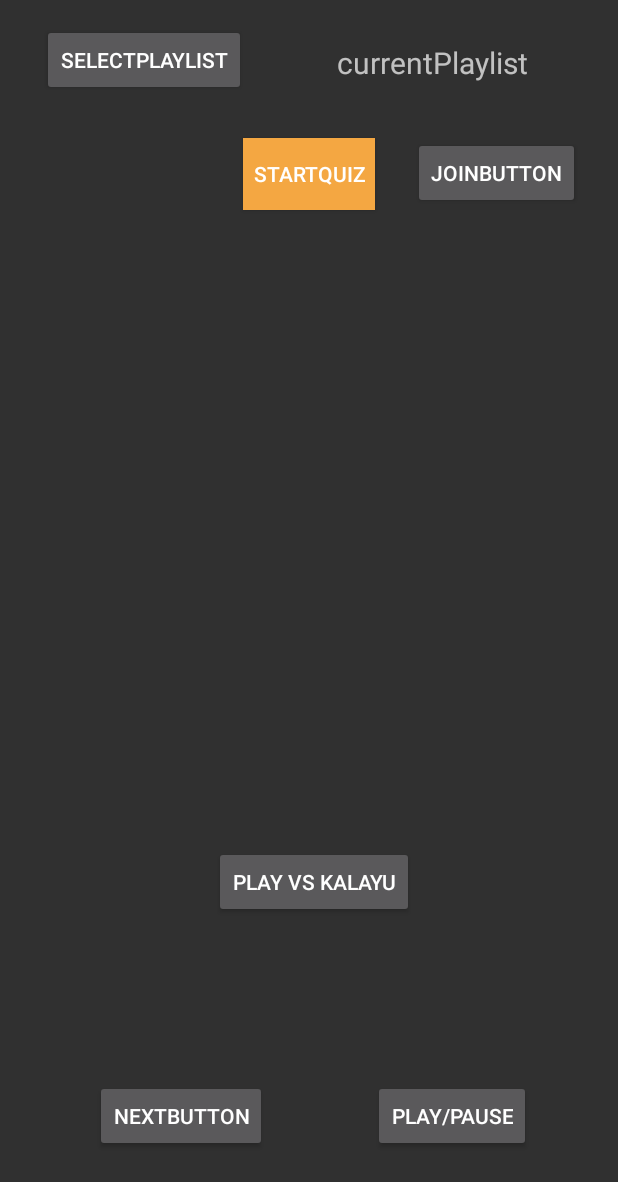
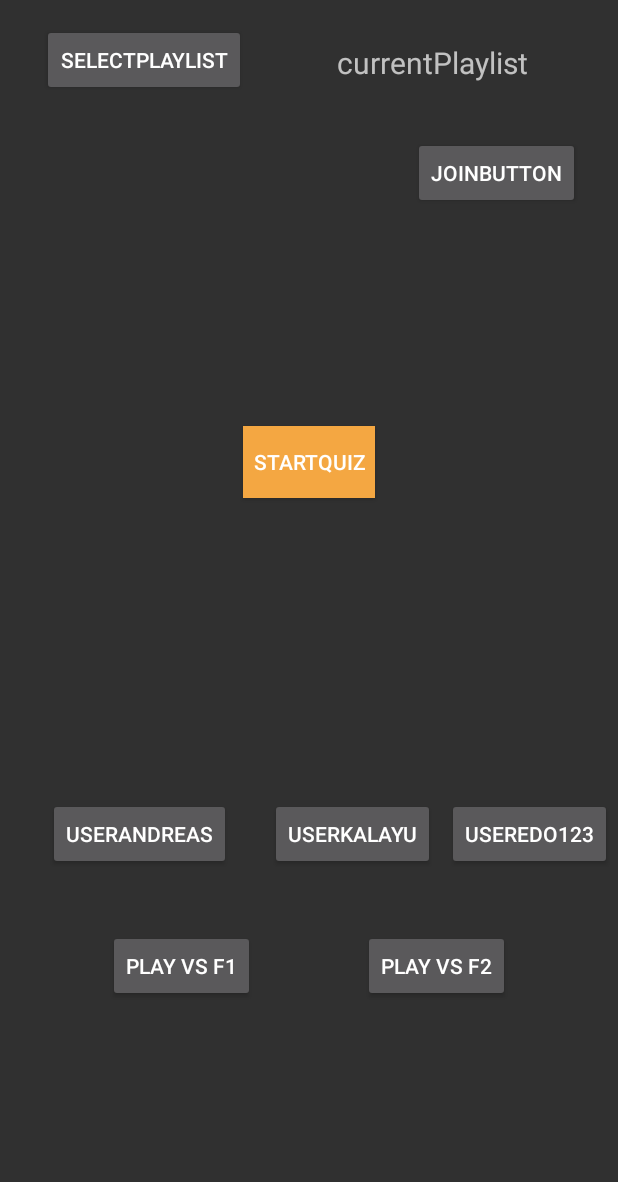
Before and after one commit to nikolaskratz/SpoQ, an Android app: the layout activity_main.xml on its own in the app's theme, with its tools: preview values and no code run, on a phone screen of 412 x 824 dp. Shown: the top 1182 px of the screen. Run offline under Robolectric (Android 15) with nearby library versions, the phone set to English and light mode, and no system bars.

Commit message:
in MainACtivity now one can select as which user one wants to play (dummy for now but will later be connected with "who is authenticated")
in MainActivity the one can select against which of the 2 (hardcoded in firebase) friends one wants to play (resembling the "friends list" which will later be implemented

also the quizID is saved under "games" of the opponent selected

```diff
--- a/app/src/main/res/layout/activity_main.xml
+++ b/app/src/main/res/layout/activity_main.xml
@@ -8,29 +8,6 @@
 
 
     <Button
-        android:id="@+id/PlayPauseButton"
-        android:layout_width="wrap_content"
-        android:layout_height="wrap_content"
-        android:layout_marginBottom="56dp"
-        android:text="Play/Pause"
-        app:layout_constraintBottom_toBottomOf="parent"
-        app:layout_constraintHorizontal_bias="0.81"
-        app:layout_constraintLeft_toLeftOf="parent"
-        app:layout_constraintRight_toRightOf="parent" />
-
-    <Button
-        android:id="@+id/NextButton"
-        android:layout_width="wrap_content"
-        android:layout_height="wrap_content"
-        android:layout_marginEnd="8dp"
-        android:layout_marginRight="8dp"
-        android:layout_marginBottom="56dp"
-        android:text="NextButton"
-        app:layout_constraintBottom_toBottomOf="parent"
-        app:layout_constraintEnd_toStartOf="@+id/PlayPauseButton"
-        app:layout_constraintStart_toStartOf="parent" />
-
-    <Button
         android:id="@+id/startQuiz"
         android:layout_width="wrap_content"
         android:layout_height="wrap_content"
@@ -39,8 +16,10 @@
         android:layout_marginTop="92dp"
         android:layout_marginEnd="8dp"
         android:layout_marginRight="8dp"
+        android:layout_marginBottom="8dp"
         android:background="@color/startQuiz"
         android:text="startQuiz"
+        app:layout_constraintBottom_toTopOf="@+id/userKalayu"
         app:layout_constraintEnd_toEndOf="parent"
         app:layout_constraintStart_toStartOf="parent"
         app:layout_constraintTop_toTopOf="parent" />
@@ -86,14 +65,65 @@
         app:layout_constraintTop_toBottomOf="@+id/currentPlaylist" />
 
     <Button
-        android:id="@+id/playVsKalayu"
+        android:id="@+id/playVsF1"
         android:layout_width="wrap_content"
         android:layout_height="wrap_content"
-        android:layout_marginEnd="136dp"
-        android:layout_marginRight="136dp"
-        android:layout_marginBottom="108dp"
-        android:text="play Vs Kalayu"
-        app:layout_constraintBottom_toTopOf="@+id/PlayPauseButton"
+        android:layout_marginStart="8dp"
+        android:layout_marginLeft="8dp"
+        android:layout_marginEnd="8dp"
+        android:layout_marginRight="8dp"
+        android:layout_marginBottom="156dp"
+        android:text="play Vs F1"
+        app:layout_constraintBottom_toBottomOf="parent"
+        app:layout_constraintEnd_toStartOf="@+id/playVsF2"
+        app:layout_constraintStart_toStartOf="parent" />
+
+    <Button
+        android:id="@+id/userAndreas"
+        android:layout_width="wrap_content"
+        android:layout_height="wrap_content"
+        android:layout_marginStart="8dp"
+        android:layout_marginLeft="8dp"
+        android:layout_marginEnd="8dp"
+        android:layout_marginRight="8dp"
+        android:layout_marginBottom="40dp"
+        android:text="userAndreas"
+        app:layout_constraintBottom_toTopOf="@+id/playVsF1"
+        app:layout_constraintEnd_toStartOf="@+id/userKalayu"
+        app:layout_constraintHorizontal_bias="0.571"
+        app:layout_constraintStart_toStartOf="parent" />
+
+    <Button
+        android:id="@+id/userEdo123"
+        android:layout_width="wrap_content"
+        android:layout_height="wrap_content"
+        android:layout_marginEnd="4dp"
+        android:layout_marginRight="4dp"
+        android:layout_marginBottom="40dp"
+        android:text="userEdo123"
+        app:layout_constraintBottom_toTopOf="@+id/playVsF2"
+        app:layout_constraintEnd_toEndOf="parent" />
+
+    <Button
+        android:id="@+id/userKalayu"
+        android:layout_width="wrap_content"
+        android:layout_height="wrap_content"
+        android:layout_marginEnd="8dp"
+        android:layout_marginRight="8dp"
+        android:layout_marginBottom="244dp"
+        android:text="userKalayu"
+        app:layout_constraintBottom_toBottomOf="parent"
+        app:layout_constraintEnd_toStartOf="@+id/userEdo123" />
+
+    <Button
+        android:id="@+id/playVsF2"
+        android:layout_width="wrap_content"
+        android:layout_height="wrap_content"
+        android:layout_marginEnd="72dp"
+        android:layout_marginRight="72dp"
+        android:layout_marginBottom="156dp"
+        android:text="play Vs F2"
+        app:layout_constraintBottom_toBottomOf="parent"
         app:layout_constraintEnd_toEndOf="parent" />
 
 </android.support.constraint.ConstraintLayout>
```
Also changed, not shown: app/src/main/AndroidManifest.xml (+4 -4 lines), app/src/main/java/com/example/nikolas/spotfiyusefirsttry/MainActivity.java (+83 -49 lines), app/src/main/java/com/example/nikolas/spotfiyusefirsttry/QuizSummary.java (+8 -2 lines).
